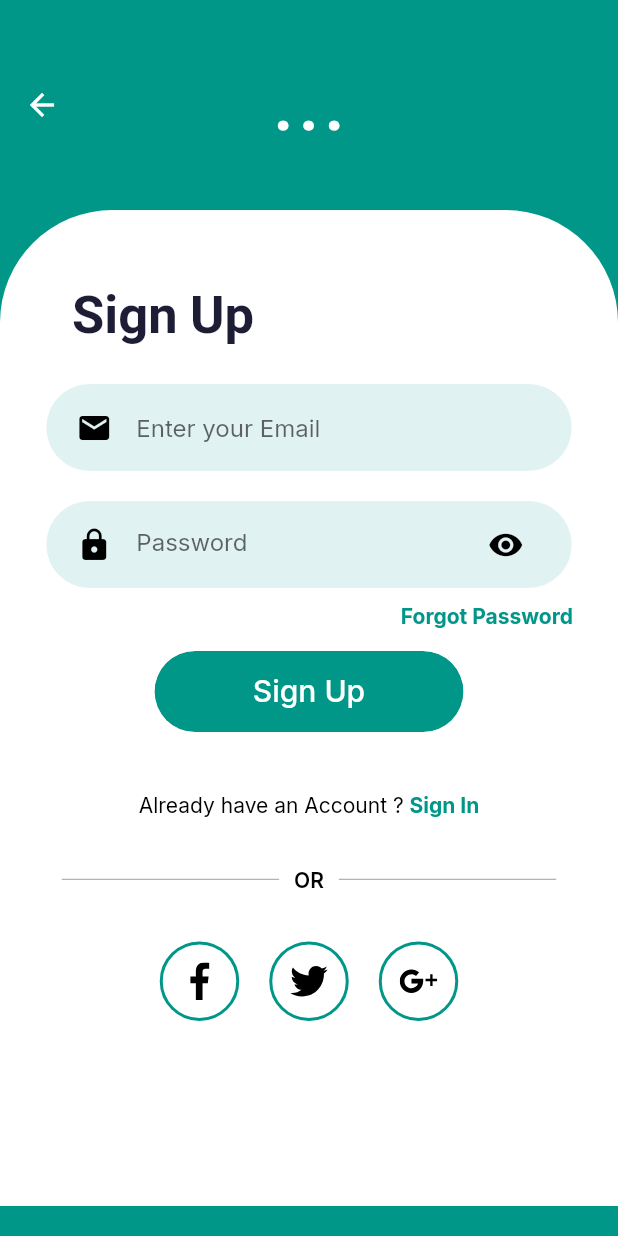
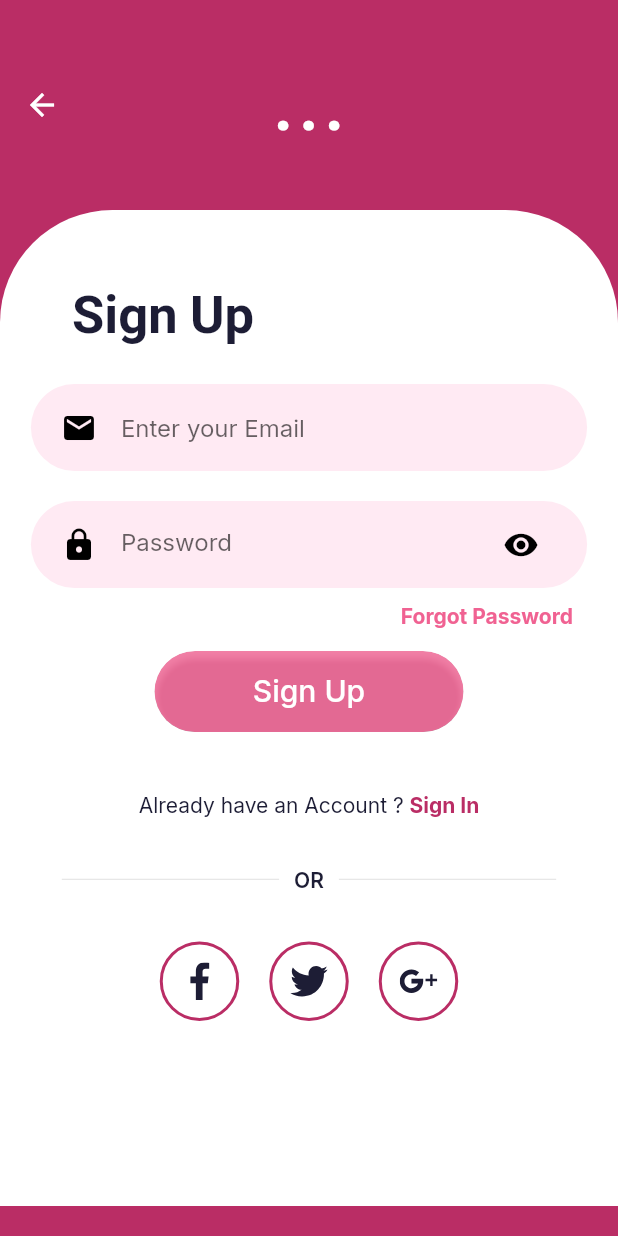
Before and after one commit to qwertypool/Messenger-whatsapp-UI-Flutter, a Flutter app: the Signin screen opened directly, on a phone screen of 412 x 824 dp. Run offline on Flutter 3.47's test engine with Material 2 defaults, Android fonts, the light colour scheme and no system bars; our stand-ins replace flutter_svg, google_fonts; Roboto replaces fonts that are missing (Girassol, Niconne-Regular).

```diff
--- a/lib/chats/chat_page_body.dart
+++ b/lib/chats/chat_page_body.dart
@@ -123,8 +123,8 @@ class Messages extends StatelessWidget {
                 style:  TextStyle(
                    // color: message.isSender ? Theme.of(context).textTheme.bodyText1!.color : Colors.black,
                    //color:  MediaQuery.of(context).platformBrightness == Brightness.dark?
-                   color: message.isSender? Theme.of(context).textTheme.bodyText1!.color : Colors.white
-                   //color:message.isSender?Colors.white:Colors.black
+                   color: message.isSender? Theme.of(context).textTheme.bodyText1!.color : Theme.of(context).textTheme.bodyText1!.color
+
                     ),
               )),
           if (message.isSender) MessageTick(status: message.messageStatus)
--- a/lib/signUpPage/signUpNoAccount.dart
+++ b/lib/signUpPage/signUpNoAccount.dart
@@ -1,3 +1,4 @@
+import 'package:chat_page/AppColorCodes.dart';
 import 'package:flutter/material.dart';
 import 'package:flutter_svg/flutter_svg.dart';
 
@@ -15,9 +16,10 @@ class _SigninState extends State<Signin> {
   Widget build(BuildContext context) {
 
     return Scaffold(
-        backgroundColor: Colors.teal,
+        //backgroundColor:Theme.of(context).textTheme.bodyText1!.color,
+        backgroundColor:pPrimaryColor,
         appBar: AppBar(
-          backgroundColor: Colors.teal,
+          backgroundColor: pPrimaryColor,
           centerTitle: true,
           toolbarHeight: 140,
           title: Text(
@@ -113,7 +115,7 @@ class _SigninState extends State<Signin> {
                           child: Text(
                            'Forgot Password',
                             style: TextStyle(
-                              color: Colors.teal,
+                              color: pMedColor,
                               fontWeight: FontWeight.bold,
                             ),
                           ),
@@ -126,8 +128,8 @@ class _SigninState extends State<Signin> {
                         borderRadius: BorderRadius.circular(29),
                         child: ElevatedButton(
                               style: ElevatedButton.styleFrom(
-                                primary: Colors.teal,
-                                shadowColor: Colors.teal[100],
+                                primary: pMedColor.withOpacity(0.8),
+                                shadowColor: pPrimaryColor,
                                 padding: EdgeInsets.symmetric(
                               vertical: 15, horizontal: 25),
                                 shape: RoundedRectangleBorder(borderRadius: BorderRadius.circular(35.0))
@@ -146,7 +148,8 @@ class _SigninState extends State<Signin> {
                         children: <Widget>[
                           Text(
                             login ? "Don’t have an Account ? " : "Already have an Account ? ",
-                            style: TextStyle(color: Colors.black),
+                            // style: TextStyle(color: Colors.black),
+                            style: TextStyle(color: Theme.of(context).textTheme.bodyText1!.color),
                           ),
                           GestureDetector(
                            onTap: (){
@@ -162,7 +165,7 @@ class _SigninState extends State<Signin> {
                             child: Text(
                               login ? "Sign Up" : "Sign In",
                               style: TextStyle(
-                                color: Colors.teal,
+                                color: pPrimaryColor,
                                 fontWeight: FontWeight.bold,
                               ),
                             ),
@@ -218,9 +221,9 @@ class TextFieldContainer extends StatelessWidget {
     return Container(
       margin: EdgeInsets.symmetric(vertical: 10),
       padding: EdgeInsets.symmetric(horizontal: 20, vertical: 5),
-      width: size.width * 0.85,
+      width: size.width * 0.9,
       decoration: BoxDecoration(
-        color: Colors.teal[50],
+        color: pSecondaryColor.withOpacity(0.2),
         borderRadius: BorderRadius.circular(29),
       ),
       child: child,
@@ -247,12 +250,13 @@ class SocalIcon extends StatelessWidget {
         decoration: BoxDecoration(
           border: Border.all(
             width: 2,
-            color: Colors.teal,
+            color: pPrimaryColor,
           ),
           shape: BoxShape.circle,
         ),
         child: SvgPicture.asset(
           iconSrc,
+          color: Theme.of(context).textTheme.bodyText1!.color,
           height: 25,
           width: 25,
         ),
@@ -277,7 +281,7 @@ class OrDivider extends StatelessWidget {
             child: Text(
               "OR",
               style: TextStyle(
-                color: Colors.black,
+                color: Theme.of(context).textTheme.bodyText1!.color,
                 fontWeight: FontWeight.w600,
               ),
             ),
@@ -291,7 +295,8 @@ class OrDivider extends StatelessWidget {
   Expanded buildDivider() {
     return Expanded(
       child: Divider(
-       color: Colors.grey,
+      //  color: Colors.grey,
+       color: Colors.grey[300],
         height: 1.5,
       ),
     );
```
